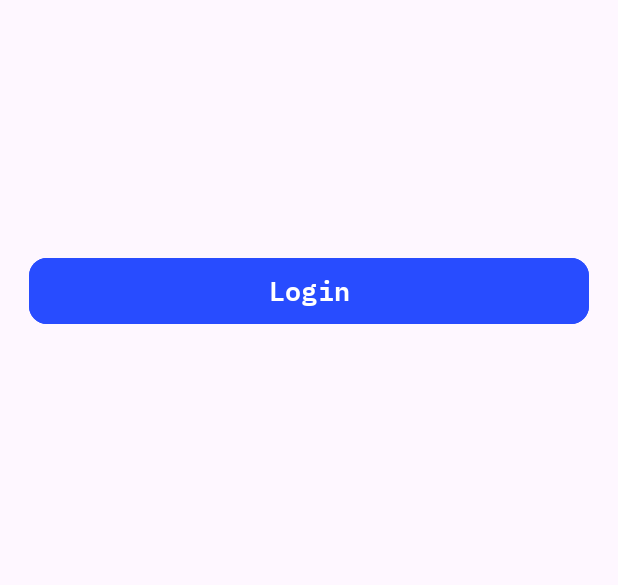
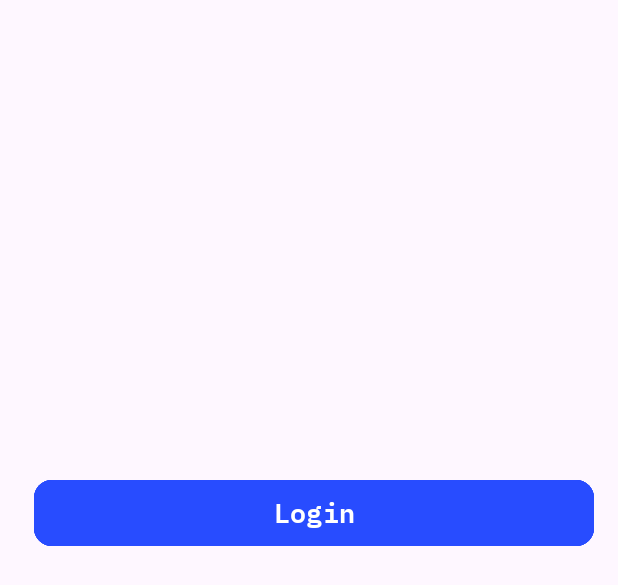
Before and after one commit to Juan3130162/Proyecto_nativas, an Android app: the layout activity_product.xml on its own in the app's theme, with its tools: preview values and no code run, on a phone screen of 412 x 824 dp. Shown: the top 585 px of the screen. Run offline under Robolectric (Android 15) with nearby library versions, the light colour scheme and no system bars.

Commit message:
Creacion de activity_product.xml

```diff
--- a/app/src/main/res/layout/activity_product.xml
+++ b/app/src/main/res/layout/activity_product.xml
@@ -10,13 +10,29 @@
         android:id="@+id/btn_login"
         android:layout_width="373dp"
         android:layout_height="52dp"
-        android:layout_marginTop="168dp"
+        android:layout_marginTop="316dp"
         android:backgroundTint="@color/main_color"
         android:fontFamily="@font/mono_semibold"
         android:text="@string/login"
         android:textSize="18sp"
         app:cornerRadius="12dp"
         app:layout_constraintEnd_toEndOf="parent"
+        app:layout_constraintHorizontal_bias="0.578"
+        app:layout_constraintStart_toStartOf="parent"
+        app:layout_constraintTop_toTopOf="parent" />
+
+    <Button
+        android:id="@+id/btn_l"
+        android:layout_width="373dp"
+        android:layout_height="52dp"
+        android:layout_marginTop="316dp"
+        android:backgroundTint="@color/main_color"
+        android:fontFamily="@font/mono_semibold"
+        android:text="@string/login"
+        android:textSize="18sp"
+        app:cornerRadius="12dp"
+        app:layout_constraintEnd_toEndOf="parent"
+        app:layout_constraintHorizontal_bias="0.578"
         app:layout_constraintStart_toStartOf="parent"
         app:layout_constraintTop_toTopOf="parent" />
 
```
